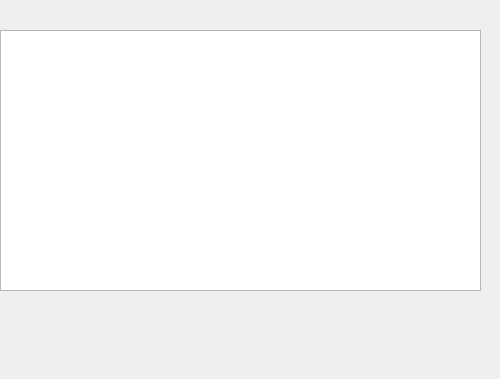
First picture: the form in memory.ui, repository Mark-Clegg/EM1802, before the edit.
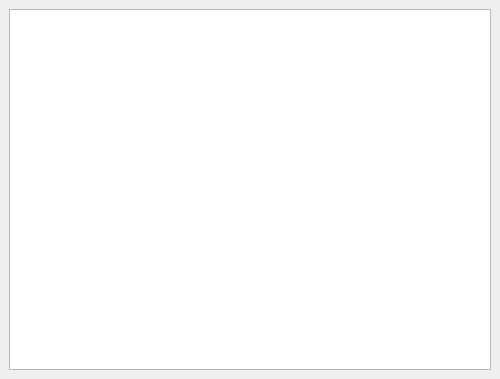
Second picture: the form after the edit.

```diff
--- a/memory.ui
+++ b/memory.ui
@@ -13,7 +13,7 @@
   <property name="minimumSize">
    <size>
     <width>500</width>
-    <height>35</height>
+    <height>107</height>
    </size>
   </property>
   <property name="features">
@@ -23,15 +23,9 @@
    <string>Memory</string>
   </property>
   <widget class="QWidget" name="dockWidgetContents">
+   <layout class="QGridLayout" name="gridLayout">
+    <item row="0" column="0">
    <widget class="QPlainTextEdit" name="MemoryView">
-    <property name="geometry">
-     <rect>
-      <x>0</x>
-      <y>30</y>
-      <width>481</width>
-      <height>261</height>
-     </rect>
-    </property>
     <property name="lineWrapMode">
      <enum>QPlainTextEdit::NoWrap</enum>
     </property>
@@ -39,6 +33,8 @@
      <set>Qt::TextSelectableByKeyboard|Qt::TextSelectableByMouse</set>
     </property>
    </widget>
+    </item>
+   </layout>
   </widget>
  </widget>
  <resources/>
```
Lines whose indentation alone changed are shown as unchanged.
